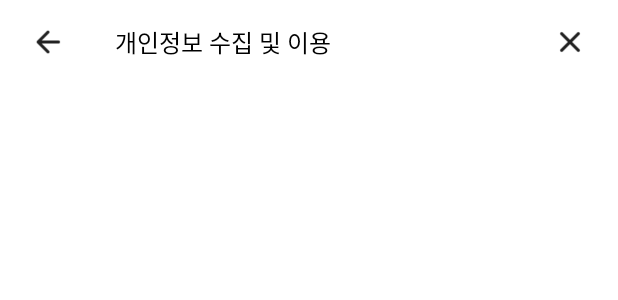
After one commit to wupitch/wupitch-AOS, an Android app: the layout fragment_use_of_personal_info_detail.xml on its own in the app's theme, with its tools: preview values and no code run, on a phone screen of 412 x 824 dp. The commit adds this screen. Shown: the top 300 px of the screen. Run offline under Robolectric (Android 15) with nearby library versions, the phone set to English and light mode, and no system bars.

Commit message:
약관동의 상세보기 fragment 생성

```diff
--- a/app/src/main/java/wupitch/android/presentation/onboarding/OnboardingActivity.kt
+++ b/app/src/main/java/wupitch/android/presentation/onboarding/OnboardingActivity.kt
@@ -41,7 +41,9 @@ class OnboardingActivity : BaseActivity<ActivityOnboardingBinding>(ActivityOnboa
         viewModel.kakaoLoginState.observe(this, Observer {
             when(it) {
                 is Resource.Success -> {
-                    startActivity(Intent(this, SignupActivity::class.java))
+                    val intent = Intent(this, SignupActivity::class.java)
+                    intent.addFlags(Intent.FLAG_ACTIVITY_NEW_TASK)
+                    startActivity(intent)
                 }
             }
         })
--- /dev/null
+++ b/app/src/main/res/layout/fragment_use_of_personal_info_detail.xml
@@ -0,0 +1,29 @@
+<?xml version="1.0" encoding="utf-8"?>
+<layout xmlns:android="http://schemas.android.com/apk/res/android"
+    xmlns:app="http://schemas.android.com/apk/res-auto">
+
+    <data >
+        <variable
+            name="fragment"
+            type="wupitch.android.presentation.signup.UseOfPersonalInfoDetailFragment" />
+    </data>
+
+    <androidx.constraintlayout.widget.ConstraintLayout
+        android:layout_width="match_parent"
+        android:layout_height="match_parent"
+        >
+
+        <wupitch.android.common.CustomToolbar
+            android:id="@+id/toolbar_personal_info_detail"
+            android:layout_width="match_parent"
+            android:layout_height="wrap_content"
+            app:contentInsetStart="0dp"
+            app:layout_constraintTop_toTopOf="parent"
+            app:leftIcon="@drawable/left"
+            app:rightIcon="@drawable/close"
+            app:titleText="@string/terms_of_privacy_policy"
+            />
+
+
+    </androidx.constraintlayout.widget.ConstraintLayout>
+</layout>
```
Also changed, not shown: app/src/main/AndroidManifest.xml (+4 -7 lines), app/src/main/java/wupitch/android/presentation/signup/ServiceAgreementDetailFragment.kt (added, +29 -0 lines), app/src/main/java/wupitch/android/presentation/signup/ServiceAgreementFragment.kt (+19 -3 lines), app/src/main/java/wupitch/android/presentation/signup/UseOfPersonalInfoDetailFragment.kt (added, +23 -0 lines), app/src/main/res/layout/fragment_service_agreement.xml (+7 -2 lines), app/src/main/res/layout/fragment_service_agreement_detail.xml (added, +29 -0 lines), app/src/main/res/navigation/signup_nav_graph.xml (+14 -0 lines).
